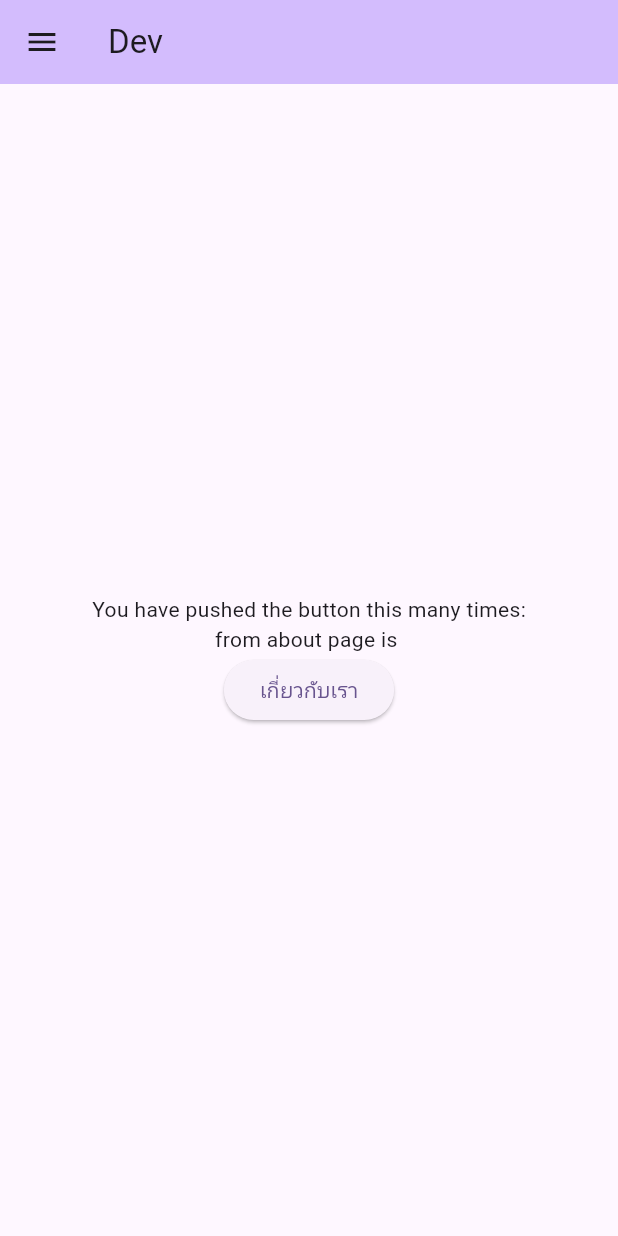
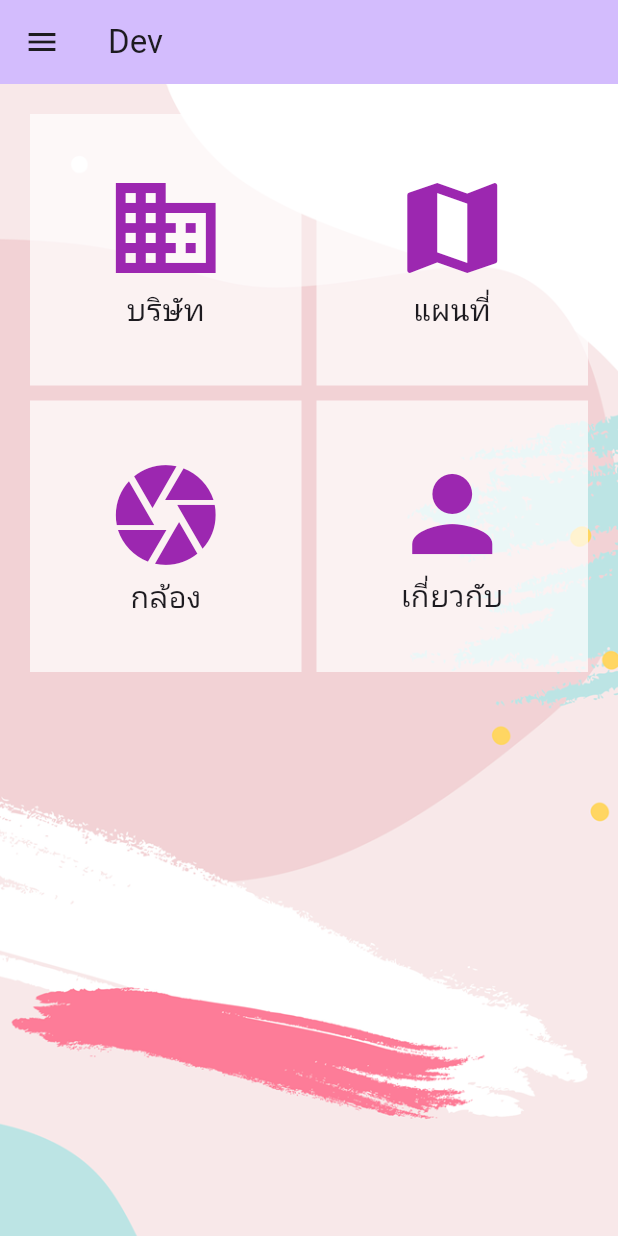
Before and after one commit to mrothai/dbflutter, a Flutter app: the screen it shows after launch, on a phone screen of 412 x 824 dp. Run offline on Flutter 3.47's test engine with Material 3 defaults, Android fonts, the phone set to English and light mode, and no system bars.

Commit message:
section6

```diff
--- a/lib/pages/homepage.dart
+++ b/lib/pages/homepage.dart
@@ -19,18 +19,53 @@ class _HomePageState extends State<HomePage> {
         backgroundColor: Theme.of(context).colorScheme.inversePrimary,
         title: const Text('Dev'),
       ),
-      body: Center(
-        child: Column(
-          mainAxisAlignment: MainAxisAlignment.center,
+      body: Container(
+        decoration: const BoxDecoration(
+          image: DecorationImage(
+              image: AssetImage('assets/images/bg.png'), fit: BoxFit.cover),
+        ),
+        child: GridView.count(
+          primary: false,
+          padding: const EdgeInsets.all(20),
+          crossAxisSpacing: 10,
+          mainAxisSpacing: 10,
+          crossAxisCount: 2,
           children: <Widget>[
-            const Text(
-              'You have pushed the button this many times:',
+            Container(
+              padding: const EdgeInsets.all(8),
+              color: Colors.white70,
+              child: const Column(
+                mainAxisAlignment: MainAxisAlignment.center,
+                children: [
+                  Icon(Icons.business, size: 80, color: Colors.purple),
+                  Text('บริษัท', style: TextStyle(fontSize: 20)),
+                ],
+              ),
             ),
-            Text(
-              'from about page is ${fromAbout ?? ''}', // กำหนดหาก fromAbout เป็น null ให้แสดงค่าว่าง
+            Container(
+              padding: const EdgeInsets.all(8),
+              color: Colors.white70,
+              child: const Column(
+                mainAxisAlignment: MainAxisAlignment.center,
+                children: [
+                  Icon(Icons.map, size: 80, color: Colors.purple),
+                  Text('แผนที่', style: TextStyle(fontSize: 20)),
+                ],
+              ),
             ),
-            ElevatedButton(
-              onPressed: () async {
+            Container(
+              padding: const EdgeInsets.all(8),
+              color: Colors.white70,
+              child: const Column(
+                mainAxisAlignment: MainAxisAlignment.center,
+                children: [
+                  Icon(Icons.camera, size: 80, color: Colors.purple),
+                  Text('กล้อง', style: TextStyle(fontSize: 20)),
+                ],
+              ),
+            ),
+            GestureDetector(
+              onTap: () async {
                 fromAbout = await Navigator.pushNamed(
                     context, 'homestack/about',
                     arguments: {
@@ -41,7 +76,19 @@ class _HomePageState extends State<HomePage> {
                   fromAbout = fromAbout;
                 });
               },
-              child: const Text('เกี่ยวกับเรา'),
+              child: Container(
+                padding: const EdgeInsets.all(8),
+                color: Colors.white70,
+                child: Column(
+                  mainAxisAlignment: MainAxisAlignment.center,
+                  children: [
+                    const Icon(Icons.person, size: 80, color: Colors.purple),
+                    Text('เกี่ยวกับ ${fromAbout ?? ''}',
+                        textAlign: TextAlign.center,
+                        style: const TextStyle(fontSize: 20)),
+                  ],
+                ),
+              ),
             ),
           ],
         ),
--- /dev/null
+++ b/lib/pages/homepage_#1.dart
@@ -0,0 +1,51 @@
+import 'package:dbflutter/widget/munu.dart';
+import 'package:flutter/material.dart';
+
+class HomePage extends StatefulWidget {
+  const HomePage({super.key});
+
+  @override
+  State<HomePage> createState() => _HomePageState();
+}
+
+class _HomePageState extends State<HomePage> {
+  dynamic fromAbout; //dynamic
+
+  @override
+  Widget build(BuildContext context) {
+    return Scaffold(
+      drawer: const Menu(),
+      appBar: AppBar(
+        backgroundColor: Theme.of(context).colorScheme.inversePrimary,
+        title: const Text('Dev'),
+      ),
+      body: Center(
+        child: Column(
+          mainAxisAlignment: MainAxisAlignment.center,
+          children: <Widget>[
+            const Text(
+              'You have pushed the button this many times:',
+            ),
+            Text(
+              'from about page is ${fromAbout ?? ''}', // กำหนดหาก fromAbout เป็น null ให้แสดงค่าว่าง
+            ),
+            ElevatedButton(
+              onPressed: () async {
+                fromAbout = await Navigator.pushNamed(
+                    context, 'homestack/about',
+                    arguments: {
+                      'email': "porntep@gmail.com",
+                      'phone': "1234567890",
+                    });
+                setState(() {
+                  fromAbout = fromAbout;
+                });
+              },
+              child: const Text('เกี่ยวกับเรา'),
+            ),
+          ],
+        ),
+      ),
+    );
+  }
+}
--- a/pubspec.yaml
+++ b/pubspec.yaml
@@ -59,7 +59,8 @@ flutter:
   uses-material-design: true
 
   # To add assets to your application, add an assets section, like this:
-  # assets:
+  assets:
+    - assets/images/
   #   - images/a_dot_burr.jpeg
   #   - images/a_dot_ham.jpeg
 
```
Also changed, not shown: assets/images/bg.png (added), assets/images/building.png (added), assets/images/cct_logo.png (added), assets/images/me.png (added).
